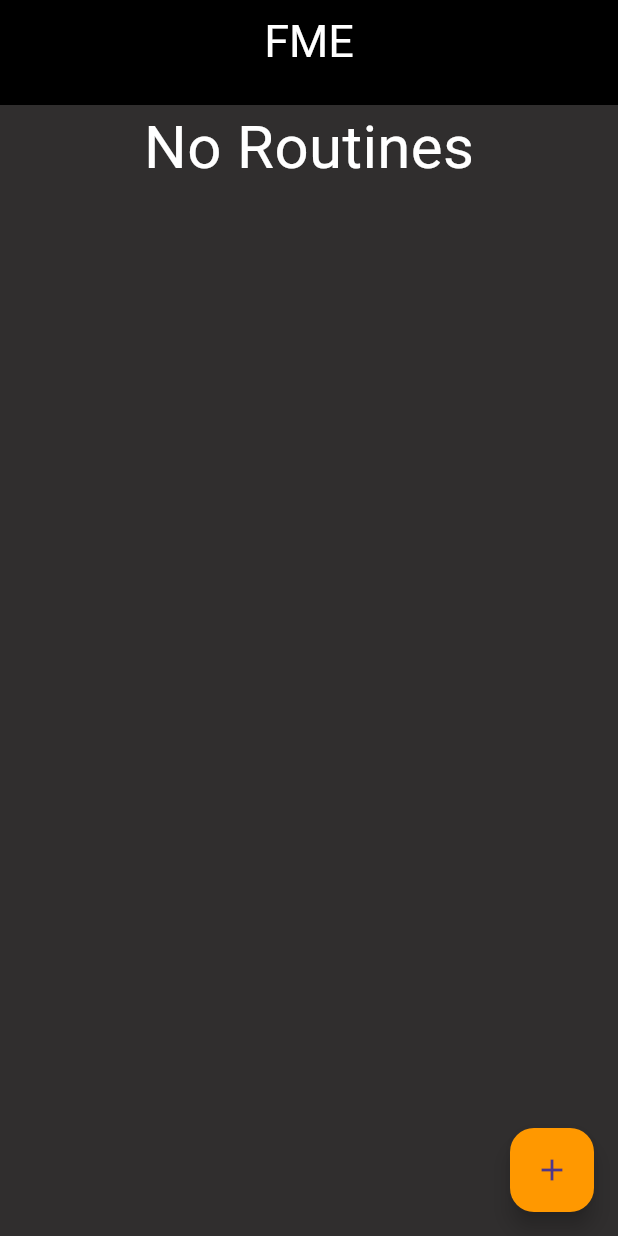
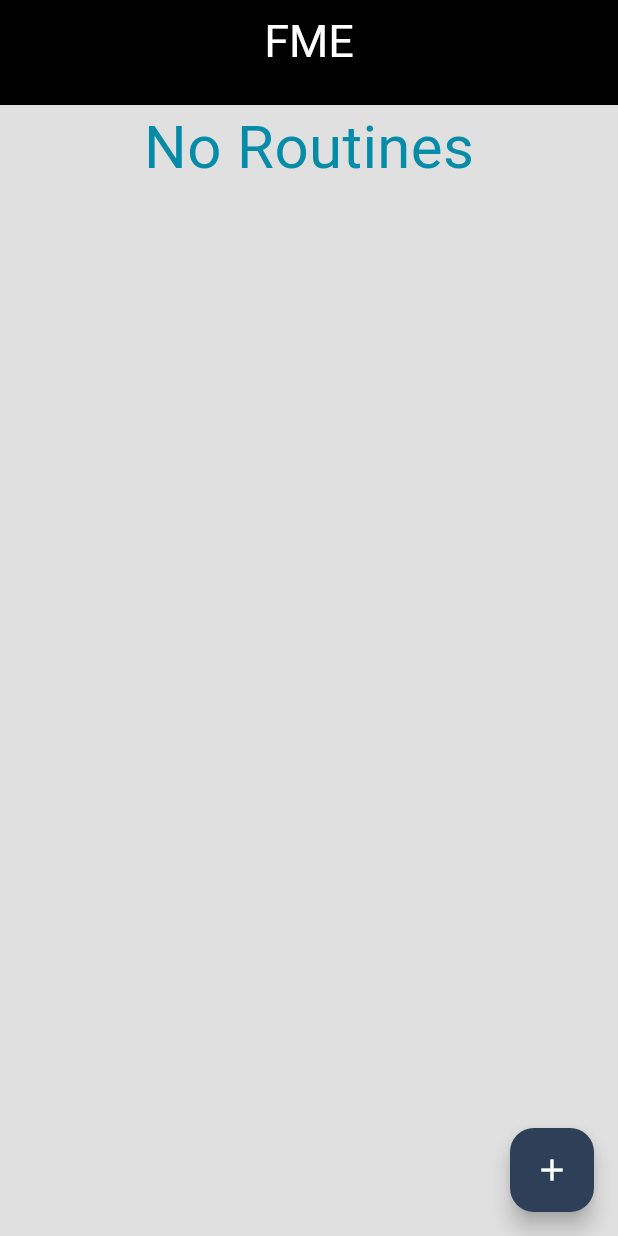
Before and after one commit to edwardseoj/LockInTwin, a Flutter app: the screen it shows after launch, on a phone screen of 412 x 824 dp. Run offline on Flutter 3.47's test engine with Material 3 defaults, Android fonts, the phone set to English and light mode, and no system bars; drawn by our look-alikes of flutter_slidable; our stand-ins replace lottie.

Commit message:
Done Coloring

```diff
--- a/lib/screens/home_screen.dart
+++ b/lib/screens/home_screen.dart
@@ -6,6 +6,7 @@ import 'package:lock_in_twin/screens/home_widgets/appbar.dart';
 import 'create_routine.dart';
 import '../items/routines.dart';
 import 'package:lock_in_twin/screens/home_widgets/build_routine_display.dart';
+import '../items/app_colors.dart';
 
 class HomeScreen extends StatefulWidget {
   const HomeScreen({super.key});
@@ -15,8 +16,8 @@ class HomeScreen extends StatefulWidget {
 }
 
 class _HomeScreenState extends State<HomeScreen> {
-  Color appBarColor = const Color(0xFF000000);
-  Color mainBg = const Color(0xFF302e2e);
+  Color appBarColor = AppColors.gradientEnd;
+  Color mainBg = AppColors.screenGrey;
   final routineObj = Routine.instance;
 
   @override
@@ -53,8 +54,8 @@ class _HomeScreenState extends State<HomeScreen> {
 
 
             // COLORING: Floating Action Button
-            backgroundColor: Colors.orange,
-            child: Icon(Icons.add),
+            backgroundColor: AppColors.buttonBlue,
+            child: const Icon(Icons.add, color: AppColors.containerWhite),
           ),
 
           body: Column(
@@ -97,7 +98,9 @@ class _HomeScreenState extends State<HomeScreen> {
         "No Routines",
 
         // COLORING: Text color
-        style: TextStyle(color: Colors.white, fontSize: 40),
+        style: TextStyle(color: AppColors.gradientStart,
+        fontSize: 40,
+        ),
       ),
     );
   }
```
